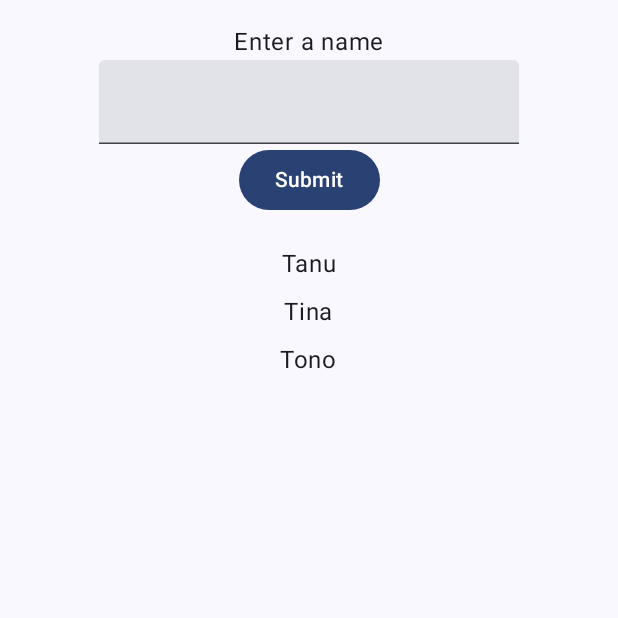
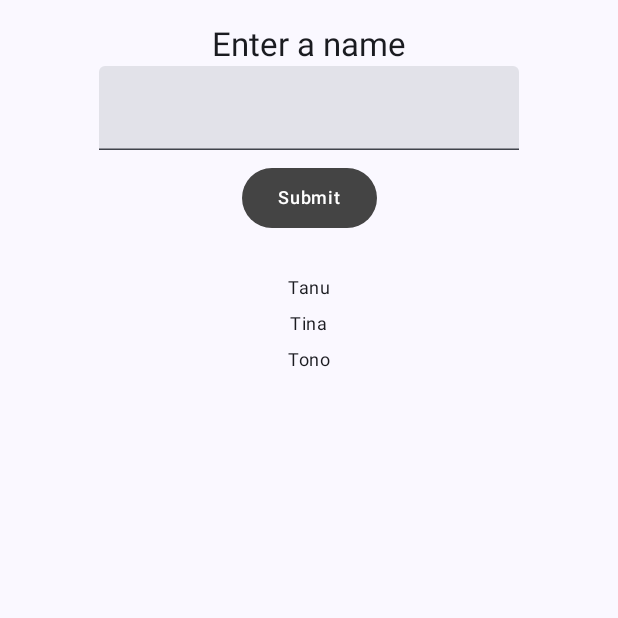
Before and after one commit to UnderFox3/LAB_WEEK_09, an Android app built with Jetpack Compose: the screen it shows after launch (MainActivity), on a phone screen of 412 x 824 dp, the top half of it. Run offline under Robolectric (Android 15) with nearby library versions, the phone set to English and light mode, and no system bars.

Commit message:
Commit No. 3 - UI Element and Theme

```diff
--- a/app/src/main/java/com/example/lab_week_09/MainActivity.kt
+++ b/app/src/main/java/com/example/lab_week_09/MainActivity.kt
@@ -28,6 +28,9 @@ import androidx.compose.ui.text.input.KeyboardType
 import androidx.compose.ui.tooling.preview.Preview
 import androidx.compose.ui.unit.dp
 import com.example.lab_week_09.ui.theme.LAB_WEEK_09Theme
+import com.example.lab_week_09.ui.theme.OnBackgroundItemText
+import com.example.lab_week_09.ui.theme.OnBackgroundTitleText
+import com.example.lab_week_09.ui.theme.PrimaryTextButton
 
 class MainActivity : ComponentActivity() {
     override fun onCreate(savedInstanceState: Bundle?) {
@@ -87,26 +90,22 @@ fun HomeContent(
                 modifier = Modifier.padding(16.dp).fillMaxSize(),
                 horizontalAlignment = Alignment.CenterHorizontally
             ) {
-                Text(text = stringResource(
+                OnBackgroundTitleText(text = stringResource(
                     id = R.string.enter_item)
                 )
 
                 TextField(
                     value = inputField.name,
-                    keyboardOptions = KeyboardOptions(
-                        keyboardType = KeyboardType.Text
-                    ),
+                    keyboardOptions = KeyboardOptions(keyboardType = KeyboardType.Text),
                     onValueChange = {
                         onInputValueChange(it)
                     }
                 )
 
-                Button(onClick = {
+                PrimaryTextButton(text = stringResource(
+                    id = R.string.button_click)
+                ) {
                     onButtonClick()
-                }) {
-                    Text(text = stringResource(
-                        id = R.string.button_click
-                    ))
                 }
             }
         }
@@ -116,9 +115,8 @@ fun HomeContent(
                 modifier = Modifier.padding(vertical = 4.dp).fillMaxSize(),
                 horizontalAlignment = Alignment.CenterHorizontally
             ) {
-                Text(text = item.name)
+                OnBackgroundItemText(text = item.name)
             }
-
         }
     }
 }
--- /dev/null
+++ b/app/src/main/java/com/example/lab_week_09/ui/theme/Elements.kt
@@ -0,0 +1,52 @@
+package com.example.lab_week_09.ui.theme
+
+import android.widget.Button
+import androidx.compose.foundation.layout.padding
+import androidx.compose.material3.Button
+import androidx.compose.material3.ButtonDefaults
+import androidx.compose.material3.MaterialTheme
+import androidx.compose.material3.Text
+import androidx.compose.runtime.Composable
+import androidx.compose.ui.Modifier
+import androidx.compose.ui.graphics.Color
+import androidx.compose.ui.unit.dp
+
+@Composable
+fun OnBackgroundTitleText(text: String) {
+    TitleText(text = text, color = MaterialTheme.colorScheme.onBackground)
+
+}
+
+@Composable
+fun TitleText(text: String, color: Color) {
+    Text(text = text, style = MaterialTheme.typography.titleLarge, color = color)
+}
+
+@Composable
+fun OnBackgroundItemText(text: String) {
+    ItemText(text = text, color = MaterialTheme.colorScheme.onBackground)
+}
+
+@Composable
+fun ItemText(text: String, color: Color) {
+    Text(text = text, style = MaterialTheme.typography.bodySmall, color = color)
+}
+
+@Composable
+fun PrimaryTextButton(text: String, onClick: () -> Unit) {
+    TextButton(text = text, textColor = Color.White, onClick = onClick)
+}
+
+@Composable
+fun TextButton(text: String, textColor: Color, onClick: () -> Unit) {
+    Button(
+        onClick = onClick,
+        modifier = Modifier.padding(8.dp),
+        colors = ButtonDefaults.buttonColors(
+            containerColor = Color.DarkGray,
+            contentColor = textColor
+        )
+    ) {
+        Text(text = text, style = MaterialTheme.typography.labelMedium)
+    }
+}
```
